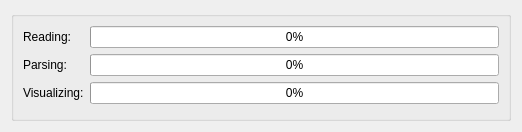
Before: the Qt Designer form visualization/GUI/progressdialogform.ui in sepehrgh98/PyCoolEdit, drawn with Qt 5.
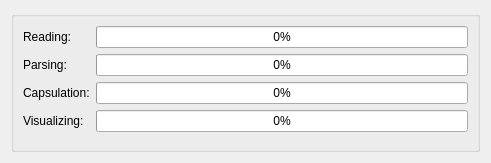
After: the same form once the commit is applied.

Patch:
```diff
--- a/visualization/GUI/progressdialogform.ui
+++ b/visualization/GUI/progressdialogform.ui
@@ -6,8 +6,8 @@
    <rect>
     <x>0</x>
     <y>0</y>
-    <width>522</width>
-    <height>132</height>
+    <width>491</width>
+    <height>163</height>
    </rect>
   </property>
   <property name="windowTitle">
@@ -57,14 +57,14 @@
         </property>
        </widget>
       </item>
-      <item row="2" column="0">
+      <item row="3" column="0">
        <widget class="QLabel" name="label_3">
         <property name="text">
          <string>Visualizing:</string>
         </property>
        </widget>
       </item>
-      <item row="2" column="1">
+      <item row="3" column="1">
        <widget class="QProgressBar" name="visualizingProgressBar">
         <property name="value">
          <number>0</number>
@@ -74,6 +74,26 @@
         </property>
        </widget>
       </item>
+      <item row="2" column="0">
+       <widget class="QLabel" name="label_4">
+        <property name="text">
+         <string>Capsulation:</string>
+        </property>
+       </widget>
+      </item>
+      <item row="2" column="1">
+       <widget class="QProgressBar" name="capsulationProgressBar">
+        <property name="value">
+         <number>0</number>
+        </property>
+        <property name="alignment">
+         <set>Qt::AlignRight|Qt::AlignTrailing|Qt::AlignVCenter</set>
+        </property>
+        <property name="textVisible">
+         <bool>true</bool>
+        </property>
+       </widget>
+      </item>
      </layout>
     </widget>
    </item>
```
